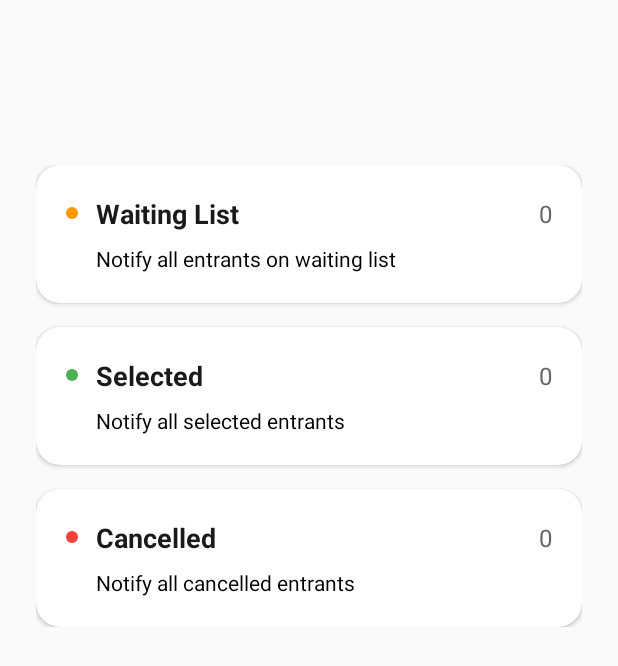
After one commit to CMPUT301F25stable/stable-core, an Android app: the OrganizerEventInfo screen opened directly, with no data from a screen before it, on a phone screen of 412 x 824 dp. The commit adds this screen. Shown: the top 666 px of the screen. Run offline under Robolectric (Android 15) with nearby library versions, the phone set to English and light mode, and no system bars.

Commit message:
Created UI and some functionality

```diff
--- a/code/app/src/main/AndroidManifest.xml
+++ b/code/app/src/main/AndroidManifest.xml
@@ -44,6 +44,9 @@
             android:name=".view.FilterActivity"
             android:exported="false" />
         <activity
+            android:name=".view.OrganizerEventInfo"
+            android:exported="false" />
+        <activity
             android:name=".view.SplashScreen"
             android:exported="true">
             <intent-filter>
--- /dev/null
+++ b/code/app/src/main/java/com/example/eventlottery/view/OrganizerEventInfo.java
@@ -0,0 +1,39 @@
+package com.example.eventlottery.view;
+
+import android.os.Bundle;
+import android.util.Log;
+import android.widget.TextView;
+
+import androidx.appcompat.app.AppCompatActivity;
+
+import com.example.eventlottery.R;
+
+public class OrganizerEventInfo extends AppCompatActivity {
+
+    private TextView eventName;
+    private TextView waitingCountText;
+
+
+    @Override
+    protected void onCreate(Bundle savedInstanceState) {
+        super.onCreate(savedInstanceState);
+        setContentView(R.layout.organizer_event_info);
+
+        // Initialize UI elements
+        String eventId = getIntent().getStringExtra("EVENT_NAME");
+        int waitingCount = getIntent().getIntExtra("WAITLIST_COUNT", 0);
+        Log.d("OrganizerEventInfo", "Waiting Count: " + waitingCount);;
+
+        eventName = findViewById(R.id.headerText);
+        eventName.setText(eventId);
+        waitingCountText = findViewById(R.id.waitingCount);
+        waitingCountText.setText("" + waitingCount);
+
+        setClickListeners();
+    }
+
+    private void setClickListeners() {
+        // Set click listeners
+
+    }
+}
--- a/code/app/src/main/java/com/example/eventlottery/view/OrganizerPanel.java
+++ b/code/app/src/main/java/com/example/eventlottery/view/OrganizerPanel.java
@@ -1,6 +1,7 @@
 package com.example.eventlottery.view;
 
 import android.annotation.SuppressLint;
+import android.content.Intent;
 import android.os.Bundle;
 import android.provider.Settings;
 import android.util.Log;
@@ -160,9 +161,18 @@ public class OrganizerPanel extends AppCompatActivity {
              * @param position The position of the clicked item.
              * @param id The row ID of the clicked item.
              */
+
             @Override
             public void onItemClick(AdapterView<?> parent, View view, int position, long id) {
                 selectedEventIndex = position;
+                selectedEvent = data.get(position);
+
+                Intent intent = new Intent(OrganizerPanel.this, OrganizerEventInfo.class);
+                intent.putExtra("EVENT_ID", selectedEvent.getId());
+                intent.putExtra("EVENT_NAME", selectedEvent.getName());
+                intent.putExtra("WAITLIST_COUNT", selectedEvent.getWaitlist().getWaitlistedUsers().size());
+                // TODO: figure out how to get the selected and cancelled entrants
+                startActivity(intent);
             }
         });
 
--- /dev/null
+++ b/code/app/src/main/res/drawable/circle_green.xml
@@ -0,0 +1,3 @@
+<shape xmlns:android="http://schemas.android.com/apk/res/android" android:shape="oval">
+    <solid android:color="#4CAF50"/>
+</shape>
--- /dev/null
+++ b/code/app/src/main/res/drawable/circle_orange.xml
@@ -0,0 +1,3 @@
+<shape xmlns:android="http://schemas.android.com/apk/res/android" android:shape="oval">
+    <solid android:color="#FF9800"/>
+</shape>
--- /dev/null
+++ b/code/app/src/main/res/drawable/circle_red.xml
@@ -0,0 +1,3 @@
+<shape xmlns:android="http://schemas.android.com/apk/res/android" android:shape="oval">
+    <solid android:color="#F44336"/>
+</shape>
--- /dev/null
+++ b/code/app/src/main/res/layout/organizer_event_info.xml
@@ -0,0 +1,211 @@
+<?xml version="1.0" encoding="utf-8"?>
+<androidx.constraintlayout.widget.ConstraintLayout xmlns:android="http://schemas.android.com/apk/res/android"
+    xmlns:app="http://schemas.android.com/apk/res-auto"
+    android:layout_width="match_parent"
+    android:layout_height="match_parent"
+    android:background="#FAFAFA"
+    android:padding="24dp">
+
+    <!-- Header -->
+    <TextView
+        android:id="@+id/headerText"
+        android:layout_width="wrap_content"
+        android:layout_height="wrap_content"
+        android:layout_marginTop="16dp"
+        android:letterSpacing="0.01"
+        android:text="Event Name"
+        android:textColor="#1A1A1A"
+        android:textSize="28sp"
+        android:textStyle="bold"
+        app:layout_constraintStart_toStartOf="parent"
+        app:layout_constraintTop_toTopOf="parent" />
+
+    <!-- Notification Cards Container -->
+    <LinearLayout
+        android:layout_width="0dp"
+        android:layout_height="wrap_content"
+        android:orientation="vertical"
+        app:layout_constraintTop_toBottomOf="@id/headerText"
+        app:layout_constraintStart_toStartOf="parent"
+        app:layout_constraintEnd_toEndOf="parent"
+        android:layout_marginTop="32dp">
+
+        <!-- Waiting List Card -->
+        <androidx.cardview.widget.CardView
+            android:id="@+id/waitingListCard"
+            android:layout_width="match_parent"
+            android:layout_height="wrap_content"
+            android:layout_marginBottom="16dp"
+            app:cardCornerRadius="16dp"
+            app:cardElevation="2dp"
+            android:clickable="true"
+            android:focusable="true"
+            android:foreground="?android:attr/selectableItemBackground">
+
+            <LinearLayout
+                android:layout_width="match_parent"
+                android:layout_height="wrap_content"
+                android:orientation="vertical"
+                android:padding="20dp">
+
+                <LinearLayout
+                    android:layout_width="match_parent"
+                    android:layout_height="wrap_content"
+                    android:orientation="horizontal"
+                    android:gravity="center_vertical">
+
+                    <View
+                        android:layout_width="8dp"
+                        android:layout_height="8dp"
+                        android:background="@drawable/circle_orange"
+                        android:layout_marginEnd="12dp" />
+
+                    <TextView
+                        android:layout_width="0dp"
+                        android:layout_height="wrap_content"
+                        android:layout_weight="1"
+                        android:text="Waiting List"
+                        android:textSize="18sp"
+                        android:textColor="#1A1A1A"
+                        android:textStyle="bold" />
+
+                    <TextView
+                        android:id="@+id/waitingCount"
+                        android:layout_width="wrap_content"
+                        android:layout_height="wrap_content"
+                        android:text="0"
+                        android:textSize="16sp"
+                        android:textColor="#666666" />
+                </LinearLayout>
+
+                <TextView
+                    android:layout_width="wrap_content"
+                    android:layout_height="wrap_content"
+                    android:layout_marginStart="20dp"
+                    android:layout_marginTop="8dp"
+                    android:text="Notify all entrants on waiting list"
+                    android:textColor="#000000"
+                    android:textSize="14sp" />
+            </LinearLayout>
+        </androidx.cardview.widget.CardView>
+
+        <!-- Selected Entrants Card -->
+        <androidx.cardview.widget.CardView
+            android:id="@+id/selectedCard"
+            android:layout_width="match_parent"
+            android:layout_height="wrap_content"
+            android:layout_marginBottom="16dp"
+            app:cardCornerRadius="16dp"
+            app:cardElevation="2dp"
+            android:clickable="true"
+            android:focusable="true"
+            android:foreground="?android:attr/selectableItemBackground">
+
+            <LinearLayout
+                android:layout_width="match_parent"
+                android:layout_height="wrap_content"
+                android:orientation="vertical"
+                android:padding="20dp">
+
+                <LinearLayout
+                    android:layout_width="match_parent"
+                    android:layout_height="wrap_content"
+                    android:orientation="horizontal"
+                    android:gravity="center_vertical">
+
+                    <View
+                        android:layout_width="8dp"
+                        android:layout_height="8dp"
+                        android:background="@drawable/circle_green"
+                        android:layout_marginEnd="12dp" />
+
+                    <TextView
+                        android:layout_width="0dp"
+                        android:layout_height="wrap_content"
+                        android:layout_weight="1"
+                        android:text="Selected"
+                        android:textSize="18sp"
+                        android:textColor="#1A1A1A"
+                        android:textStyle="bold" />
+
+                    <TextView
+                        android:id="@+id/selectedCount"
+                        android:layout_width="wrap_content"
+                        android:layout_height="wrap_content"
+                        android:text="0"
+                        android:textSize="16sp"
+                        android:textColor="#666666" />
+                </LinearLayout>
+
+                <TextView
+                    android:layout_width="wrap_content"
+                    android:layout_height="wrap_content"
+                    android:layout_marginStart="20dp"
+                    android:layout_marginTop="8dp"
+                    android:text="Notify all selected entrants"
+                    android:textColor="#000000"
+                    android:textSize="14sp" />
+            </LinearLayout>
+        </androidx.cardview.widget.CardView>
+
+        <!-- Cancelled Card -->
+        <androidx.cardview.widget.CardView
+            android:id="@+id/cancelledCard"
+            android:layout_width="match_parent"
+            android:layout_height="wrap_content"
+            app:cardCornerRadius="16dp"
+            app:cardElevation="2dp"
+            android:clickable="true"
+            android:focusable="true"
+            android:foreground="?android:attr/selectableItemBackground">
+
+            <LinearLayout
+                android:layout_width="match_parent"
+                android:layout_height="wrap_content"
+                android:orientation="vertical"
+                android:padding="20dp">
+
+                <LinearLayout
+                    android:layout_width="match_parent"
+                    android:layout_height="wrap_content"
+                    android:orientation="horizontal"
+                    android:gravity="center_vertical">
+
+                    <View
+                        android:layout_width="8dp"
+                        android:layout_height="8dp"
+                        android:background="@drawable/circle_red"
+                        android:layout_marginEnd="12dp" />
+
+                    <TextView
+                        android:layout_width="0dp"
+                        android:layout_height="wrap_content"
+                        android:layout_weight="1"
+                        android:text="Cancelled"
+                        android:textSize="18sp"
+                        android:textColor="#1A1A1A"
+                        android:textStyle="bold" />
+
+                    <TextView
+                        android:id="@+id/cancelledCount"
+                        android:layout_width="wrap_content"
+                        android:layout_height="wrap_content"
+                        android:text="0"
+                        android:textSize="16sp"
+                        android:textColor="#666666" />
+                </LinearLayout>
+
+                <TextView
+                    android:layout_width="wrap_content"
+                    android:layout_height="wrap_content"
+                    android:layout_marginStart="20dp"
+                    android:layout_marginTop="8dp"
+                    android:text="Notify all cancelled entrants"
+                    android:textColor="#000000"
+                    android:textSize="14sp" />
+            </LinearLayout>
+        </androidx.cardview.widget.CardView>
+
+    </LinearLayout>
+
+</androidx.constraintlayout.widget.ConstraintLayout>
```
